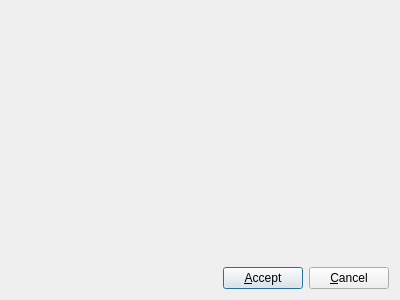
xrg/openerp-client-kde, file Koo/ui/translationdialog.ui: the form before one commit.
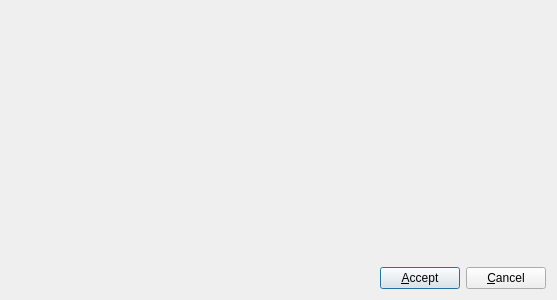
The form after the commit. Icons and pictures are not drawn.

Commit message: [IMP] Made TranslationDialog a little bit wider by default.

What changed in the file:
```diff
--- a/Koo/ui/translationdialog.ui
+++ b/Koo/ui/translationdialog.ui
@@ -1,11 +1,11 @@
 <ui version="4.0" >
  <class>TranslationDialog</class>
- <widget class="QDialog" name="TranslationDialog" >
-  <property name="geometry" >
+ <widget class="QDialog" name="TranslationDialog">
+  <property name="geometry">
    <rect>
     <x>0</x>
     <y>0</y>
-    <width>400</width>
+    <width>557</width>
     <height>300</height>
    </rect>
   </property>
```
Left out of the diff: 41 changed lines with no effect on the pictures.
